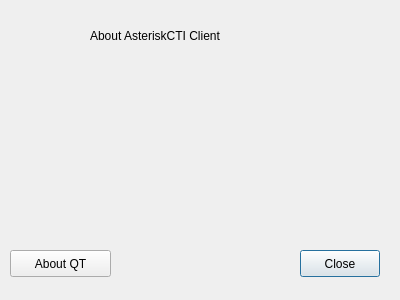
Above: AstCTIClient/aboutdialog.ui from vinodkumartiwari/astcti2 before the change. Below: the same form after it.
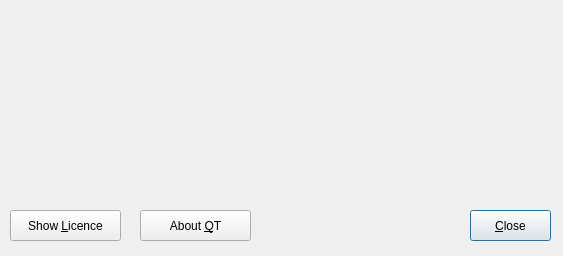
That is the form after the change. Icons and pictures are not drawn.

Commit message: Added project icons Updated ui for the client. Still in project phase

The edit to the form file:
```diff
--- a/AstCTIClient/aboutdialog.ui
+++ b/AstCTIClient/aboutdialog.ui
@@ -6,79 +6,105 @@
    <rect>
     <x>0</x>
     <y>0</y>
-    <width>400</width>
-    <height>300</height>
+    <width>563</width>
+    <height>256</height>
    </rect>
   </property>
   <property name="windowTitle">
    <string>Dialog</string>
   </property>
-  <widget class="QLabel" name="label">
+  <property name="windowIcon">
+   <iconset resource="mainresources.qrc">
+    <normaloff>:/res/res/asteriskcti.png</normaloff>:/res/res/asteriskcti.png</iconset>
+  </property>
+  <property name="styleSheet">
+   <string/>
+  </property>
+  <widget class="QLabel" name="lblPicture">
    <property name="geometry">
     <rect>
      <x>10</x>
      <y>10</y>
-     <width>71</width>
-     <height>61</height>
+     <width>141</width>
+     <height>131</height>
     </rect>
    </property>
-   <property name="text">
-    <string/>
-   </property>
-   <property name="pixmap">
-    <pixmap resource="mainresources.qrc">:/res/res/asteriskcti-3d.png</pixmap>
-   </property>
-  </widget>
-  <widget class="QLabel" name="label_2">
-   <property name="geometry">
-    <rect>
-     <x>90</x>
-     <y>20</y>
-     <width>321</width>
-     <height>31</height>
-    </rect>
+   <property name="autoFillBackground">
+    <bool>true</bool>
    </property>
    <property name="styleSheet">
-    <string>font: 75 italic 14pt &quot;Arial&quot;;</string>
+    <string/>
    </property>
    <property name="text">
-    <string>About AsteriskCTI Client</string>
+    <string/>
+   </property>
+   <property name="pixmap">
+    <pixmap resource="mainresources.qrc">:/res/res/asteriskcti-3d128x128.png</pixmap>
    </property>
   </widget>
   <widget class="QPushButton" name="btnClose">
    <property name="geometry">
     <rect>
-     <x>300</x>
-     <y>250</y>
-     <width>80</width>
-     <height>27</height>
+     <x>470</x>
+     <y>210</y>
+     <width>81</width>
+     <height>31</height>
     </rect>
    </property>
+   <property name="autoFillBackground">
+    <bool>false</bool>
+   </property>
    <property name="text">
-    <string>Close</string>
+    <string>&amp;Close</string>
    </property>
    <property name="icon">
     <iconset resource="mainresources.qrc">
      <normaloff>:/res/res/cancel.png</normaloff>:/res/res/cancel.png</iconset>
    </property>
   </widget>
+  <widget class="QPushButton" name="btnShowLicence">
+   <property name="geometry">
+    <rect>
+     <x>10</x>
+     <y>210</y>
+     <width>111</width>
+     <height>31</height>
+    </rect>
+   </property>
+   <property name="text">
+    <string>Show &amp;Licence</string>
+   </property>
+  </widget>
   <widget class="QPushButton" name="btnAboutQt">
    <property name="geometry">
     <rect>
-     <x>10</x>
-     <y>250</y>
-     <width>101</width>
-     <height>27</height>
+     <x>140</x>
+     <y>210</y>
+     <width>111</width>
+     <height>31</height>
     </rect>
    </property>
    <property name="text">
-    <string>About QT</string>
+    <string>About &amp;QT</string>
    </property>
    <property name="icon">
     <iconset resource="mainresources.qrc">
      <normaloff>:/res/res/documentinfo.png</normaloff>:/res/res/documentinfo.png</iconset>
    </property>
   </widget>
+  <widget class="QLabel" name="lblCopyright">
+   <property name="geometry">
+    <rect>
+     <x>170</x>
+     <y>10</y>
+     <width>381</width>
+     <height>181</height>
+    </rect>
+   </property>
+   <property name="text">
+    <string/>
+   </property>
+  </widget>
  </widget>
  <resources>
   <include location="mainresources.qrc"/>
```
Left out of the diff: 2 changed lines with no effect on the pictures. The commit also changes 22 other files.
